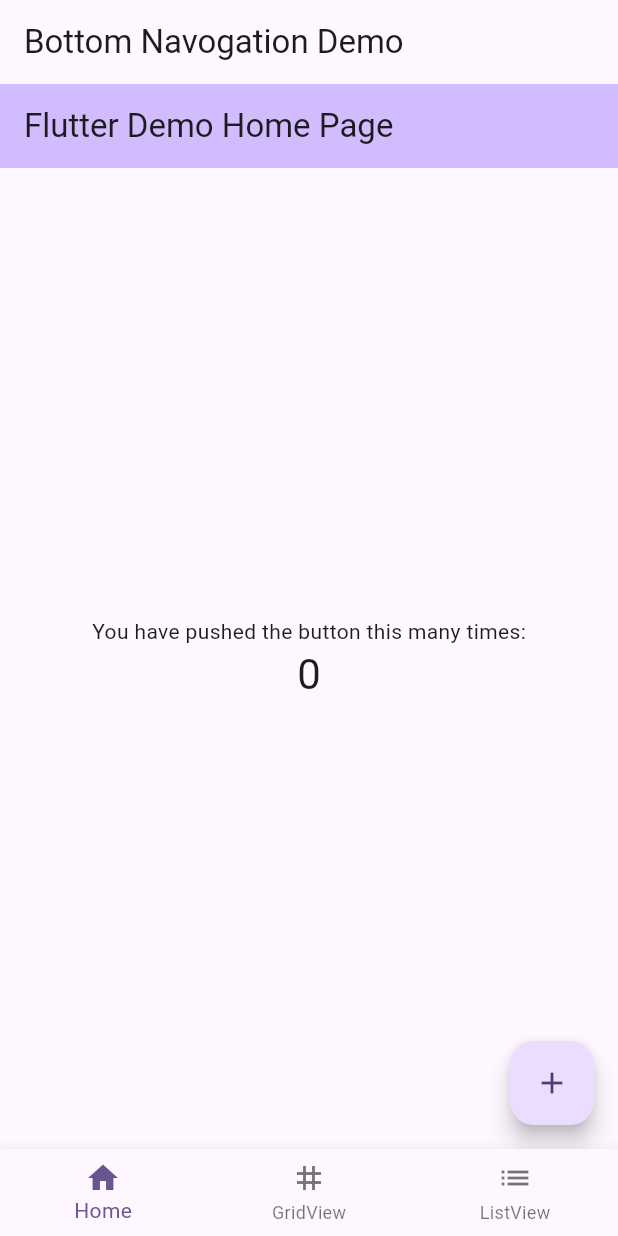
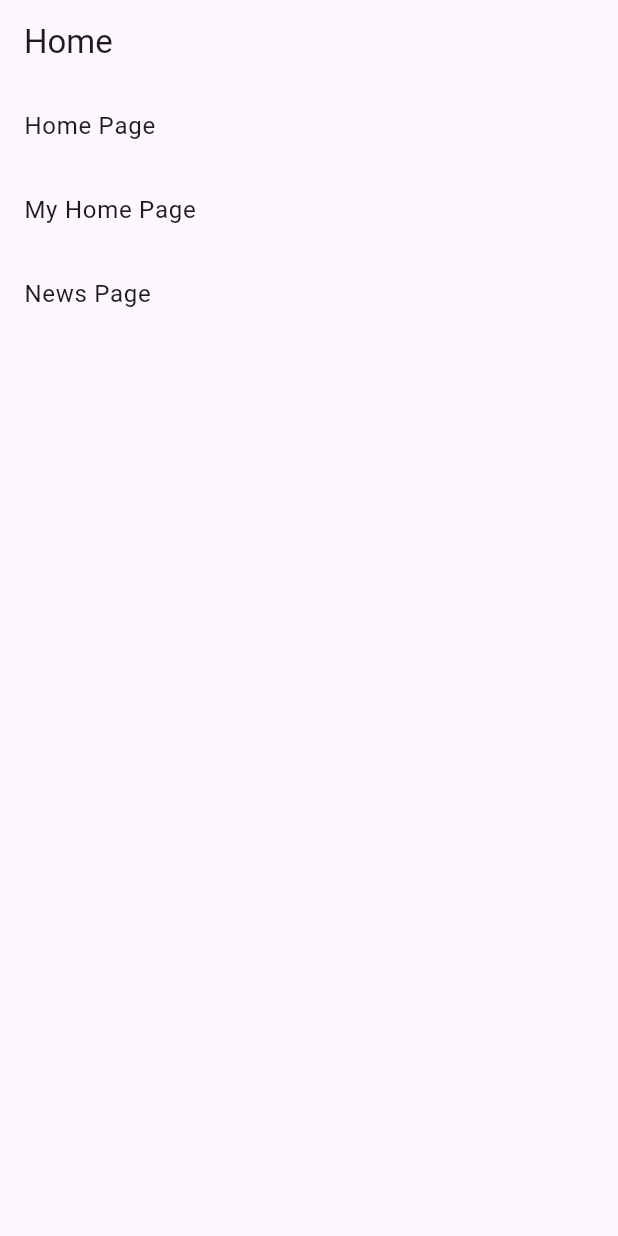
Before and after one commit to Heni-Pratiwi/tugastiga, a Flutter app: the screen it shows after launch, on a phone screen of 412 x 824 dp. Run offline on Flutter 3.47's test engine with Material 3 defaults, Android fonts, the phone set to English and light mode, and no system bars.

Commit message:
Update main.dart
update

```diff
--- a/lib/main.dart
+++ b/lib/main.dart
@@ -8,18 +8,59 @@ void main() {
 }
 
 class MyApp extends StatelessWidget {
-  const MyApp({super.key});
-
-  // This widget is the root of your application.
   @override
   Widget build(BuildContext context) {
     return MaterialApp(
       title: 'Flutter Demo',
       theme: ThemeData(
-        colorScheme: ColorScheme.fromSeed(seedColor: Colors.deepPurple),
-        useMaterial3: true,
+        primarySwatch: Colors.blue,
       ),
-      home: Mainscreen()
+      home: HomeScreen(),
+    );
+  }
+}
+
+class HomeScreen extends StatelessWidget {
+  @override
+  Widget build(BuildContext context) {
+    return Scaffold(
+      appBar: AppBar(
+        title: Text('Home'),
+      ),
+      body: ListView(
+        children: <Widget>[
+          ListTile(
+            title: Text('Home Page'),
+            onTap: () {
+              Navigator.push(
+                context,
+                MaterialPageRoute(builder: (context) => HomePage()),
+              );
+            },
+          ),
+          ListTile(
+            title: Text('My Home Page'),
+            onTap: () {
+              Navigator.push(
+                context,
+                MaterialPageRoute(builder: (context) => MyHomePage()),
+              );
+            },
+          ),
+          ListTile(
+            title: Text('News Page'),
+            onTap: () {
+              Navigator.push(
+                context,
+                MaterialPageRoute(builder: (context) => Newspage()),
+              );
+            },
+          ),
+        ],
+      ),
+    );
+  }
+}
       // home: Scaffold(
       //   appBar: AppBar(
       //     title: Text('Judul'),
@@ -36,6 +77,3 @@ class MyApp extends StatelessWidget {
       //     itemBuilder: (ctx, i) => GridViewLearning()
       //   )
       // ),
-    );
-  }
-}
```
